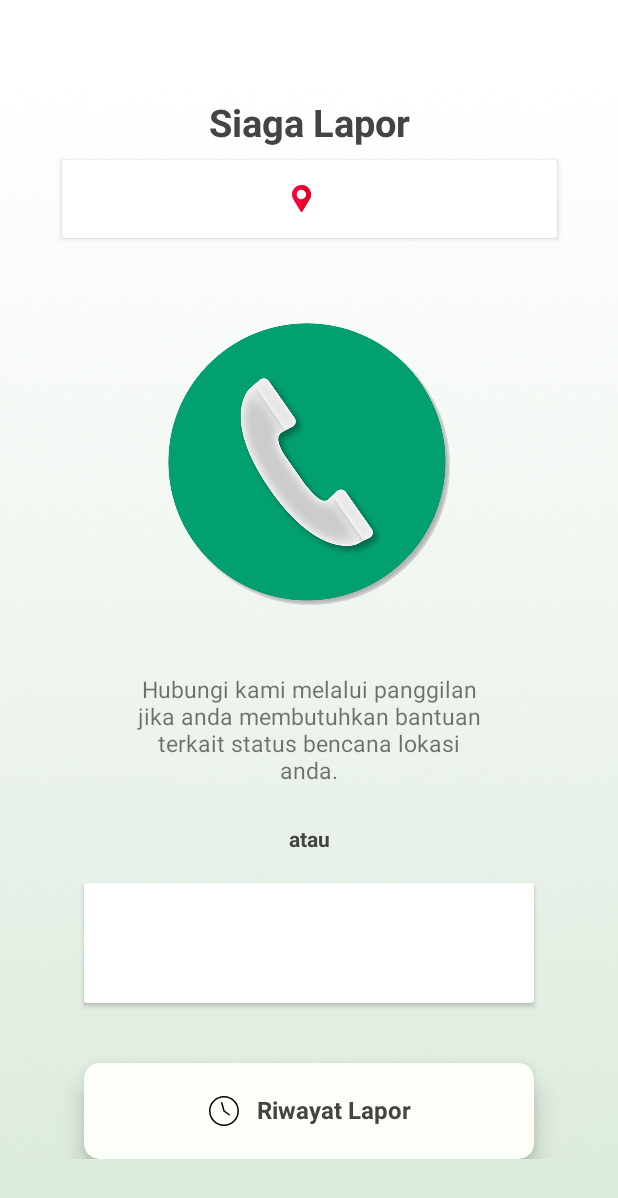
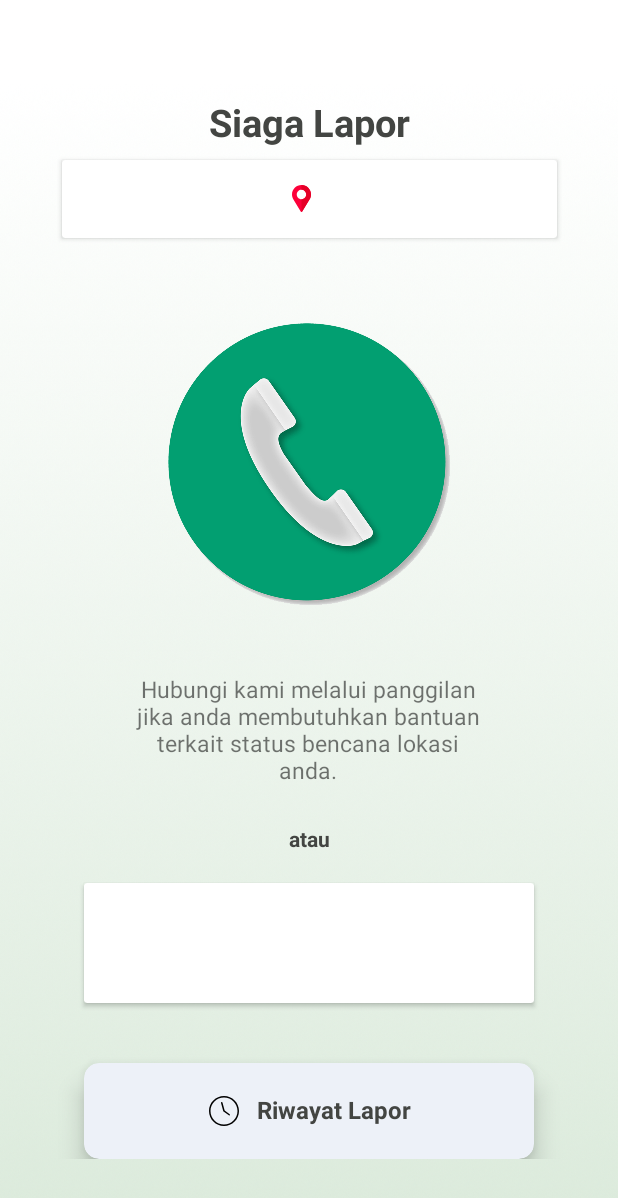
Before and after one commit to alfalifr/Shelter_Mobile, an Android app: the fragment LaporFragment shown on its own in the app's theme, on a phone screen of 412 x 824 dp. Shown: the top 1198 px of the screen. Run offline under Robolectric (Android 15) with nearby library versions, the phone set to English and light mode, and no system bars; plain views replace NeumorphCardView.

Commit message:
Make a progress in dashboard and Lapor

```diff
--- a/app/src/main/AndroidManifest.xml
+++ b/app/src/main/AndroidManifest.xml
@@ -3,6 +3,7 @@
     package="sidev.app.bangkit.capstone.sheltermobile">
 
     <uses-permission android:name="android.permission.CAMERA"/>
+    <uses-permission android:name="android.permission.CALL_PHONE"/>
 
     <application
         android:allowBackup="true"
--- a/app/src/main/java/sidev/app/bangkit/capstone/sheltermobile/ui/LaporFragment.kt
+++ b/app/src/main/java/sidev/app/bangkit/capstone/sheltermobile/ui/LaporFragment.kt
@@ -1,25 +1,56 @@
 package sidev.app.bangkit.capstone.sheltermobile.ui
 
+import android.content.Intent
+import android.net.Uri
 import android.os.Bundle
-import androidx.fragment.app.Fragment
 import android.view.LayoutInflater
 import android.view.View
 import android.view.ViewGroup
-import sidev.app.bangkit.capstone.sheltermobile.R
+import androidx.fragment.app.Fragment
+import sidev.app.bangkit.capstone.sheltermobile.databinding.FragmentLaporBinding
 
 
 class LaporFragment : Fragment() {
 
-    override fun onCreate(savedInstanceState: Bundle?) {
-        super.onCreate(savedInstanceState)
-    }
+    private lateinit var binding: FragmentLaporBinding
+
 
     override fun onCreateView(
         inflater: LayoutInflater, container: ViewGroup?,
         savedInstanceState: Bundle?
-    ): View? {
+    ): View {
+        binding = FragmentLaporBinding.inflate(layoutInflater, container, false)
         // Inflate the layout for this fragment
-        return inflater.inflate(R.layout.fragment_lapor, container, false)
+        return binding.root
     }
 
+    override fun onViewCreated(view: View, savedInstanceState: Bundle?) {
+        super.onViewCreated(view, savedInstanceState)
+
+        //make a function
+        telephoneCall()
+        toTheMessage()
+        riwayatLaporRV()
+    }
+
+    private fun riwayatLaporRV() {
+
+    }
+
+    private fun toTheMessage() {
+        binding.cardHubungiTeks.setOnClickListener{
+            val intent = Intent(requireContext(), LaporPesanFragment::class.java)
+            startActivity(intent)
+        }
+    }
+
+    private fun telephoneCall() {
+        val numberTextSatgas = "0618468469"
+        binding.ivCallEmergency.setOnClickListener {
+            val intent = Intent(Intent.ACTION_CALL, Uri.parse("tel:$numberTextSatgas"))
+            startActivity(intent)
+        }
+    }
+
+
 }
--- /dev/null
+++ b/app/src/main/res/drawable/ic_circle.xml
@@ -0,0 +1,5 @@
+<vector android:height="18dp" android:tint="#93BF34"
+    android:viewportHeight="24" android:viewportWidth="24"
+    android:width="18dp" xmlns:android="http://schemas.android.com/apk/res/android">
+    <path android:fillColor="@android:color/white" android:pathData="M12,2C6.47,2 2,6.47 2,12s4.47,10 10,10 10,-4.47 10,-10S17.53,2 12,2z"/>
+</vector>
--- a/app/src/main/res/layout/fragment_lapor.xml
+++ b/app/src/main/res/layout/fragment_lapor.xml
@@ -39,12 +39,14 @@
             android:gravity="center"
             android:text="@string/info_lapor"
             android:textSize="15sp"
+            android:fontFamily="@font/nunitosans_regular"
             app:layout_constraintEnd_toEndOf="parent"
+            app:layout_constraintHorizontal_bias="0.497"
             app:layout_constraintStart_toStartOf="parent"
-            app:layout_constraintTop_toBottomOf="@id/iv_emergency" />
+            app:layout_constraintTop_toBottomOf="@id/iv_call_emergency" />
 
         <ImageView
-            android:id="@+id/iv_emergency"
+            android:id="@+id/iv_call_emergency"
             android:layout_width="200dp"
             android:layout_height="200dp"
             android:layout_marginTop="50dp"
@@ -104,7 +106,7 @@
             android:layout_width="300dp"
             android:layout_height="wrap_content"
             android:layout_marginTop="40dp"
-            app:cardBackgroundColor="@color/background"
+            app:cardBackgroundColor="@color/background_4"
             app:cardCornerRadius="10dp"
             app:cardElevation="10dp"
             app:layout_constraintEnd_toEndOf="parent"
```
Also changed, not shown: app/src/main/java/sidev/app/bangkit/capstone/sheltermobile/core/presentation/adapter/RiwayatLaporAdapter.kt (added, +35 -0 lines), app/src/main/java/sidev/app/bangkit/capstone/sheltermobile/ui/LaporPesanFragment.kt (+19 -15 lines), app/src/main/res/drawable/ic_forest_fire.xml (added, +24 -0 lines), app/src/main/res/layout/fragment_home.xml (+12 -0 lines), app/src/main/res/layout/row_siaga_detil_expandable.xml (added, +52 -0 lines), app/src/main/res/layout/row_siaga_expandable.xml (added, +54 -0 lines).
